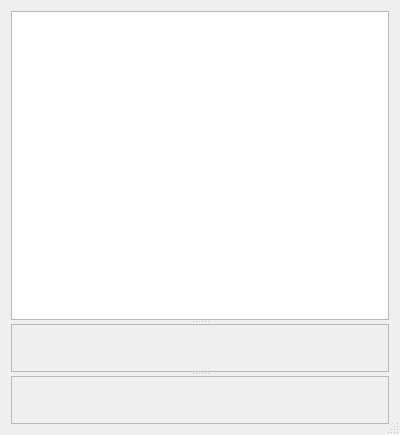
Old version of the form mqt/MqtLogger/tqsoeditdlg.ui in the repository zsteva/backup-minos2.
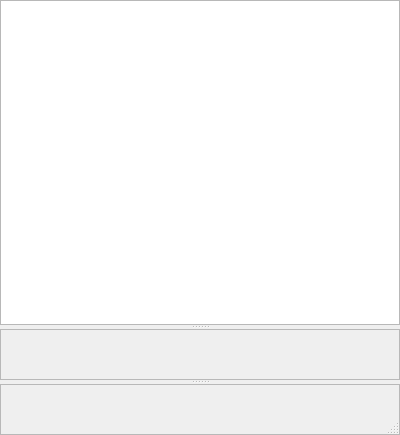
New version of the form. Custom widgets are drawn as their Qt base class.

Commit message: Layout changes to try and compress a little

```diff
--- a/mqt/MqtLogger/tqsoeditdlg.ui
+++ b/mqt/MqtLogger/tqsoeditdlg.ui
@@ -17,6 +17,18 @@
    <bool>true</bool>
   </property>
   <layout class="QVBoxLayout" name="verticalLayout">
+   <property name="leftMargin">
+    <number>0</number>
+   </property>
+   <property name="topMargin">
+    <number>0</number>
+   </property>
+   <property name="rightMargin">
+    <number>0</number>
+   </property>
+   <property name="bottomMargin">
+    <number>0</number>
+   </property>
    <item>
     <widget class="MinosSplitter" name="editSplitter">
      <property name="orientation">
```
The commit also changes 3 other files.
